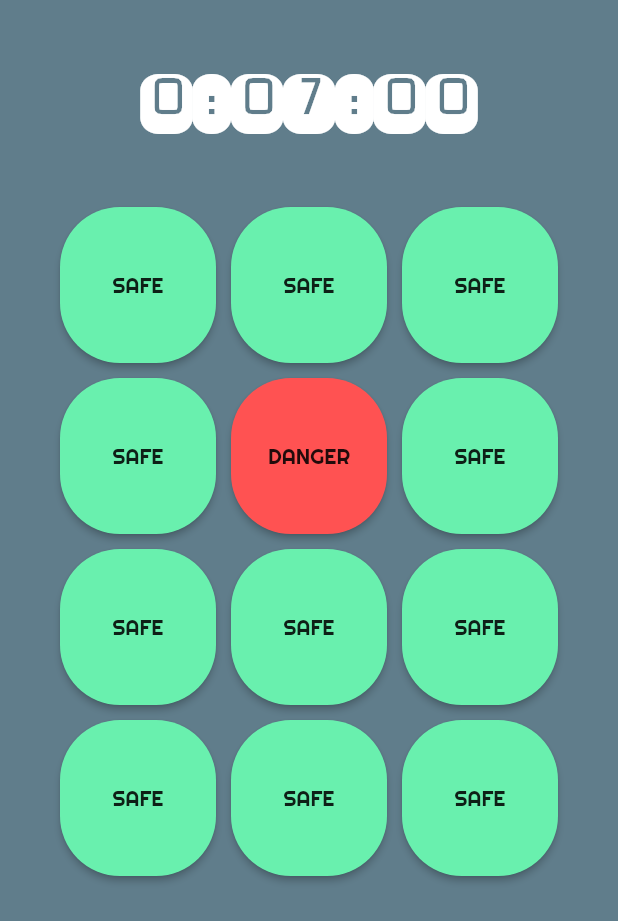
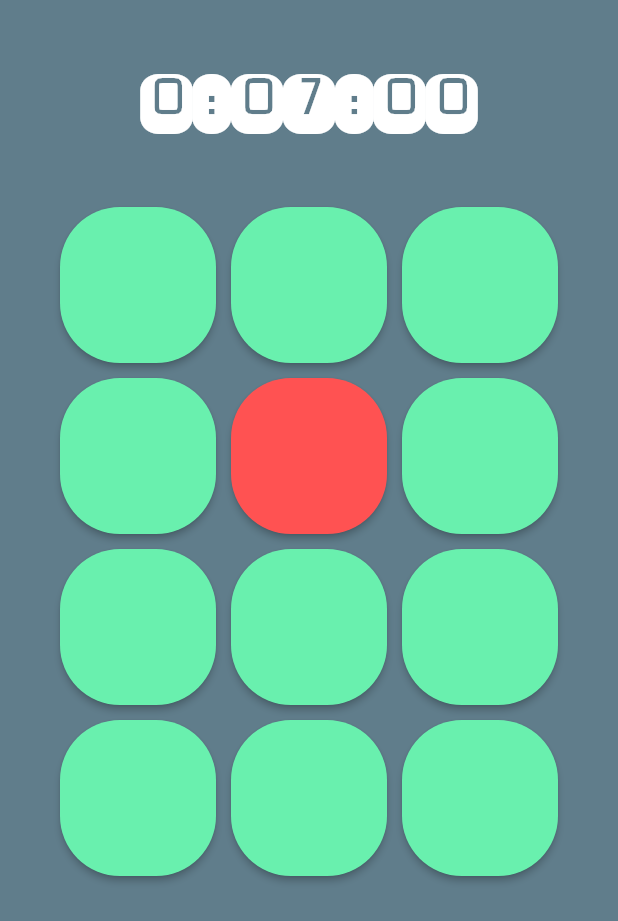
Before and after one commit to Drabants/Manic_Meltdown, a Flutter app: the screen it shows after launch, on a phone screen of 412 x 824 dp. Shown: the top 921 px of the screen. Run offline on Flutter 3.47's test engine with Material 2 defaults, Android fonts, the phone set to English and light mode, and no system bars; our stand-ins replace audioplayers.

Commit message:
Setting master branch up with what I want as the foundation for the game.
To Do:
Front Page
Settings
Pause
Different Game Modes

```diff
--- a/lib/main.dart
+++ b/lib/main.dart
@@ -24,9 +24,10 @@ class MyHomePage extends StatefulWidget {
 
 class _MyHomePageState extends State<MyHomePage> with TickerProviderStateMixin {
 
+
+  List<String> BlipList = ["GreenBlip.wav", "YellowBlip.wav", "RedBlip.wav"];
   List<MeltdownButton> controlBoard = new List<MeltdownButton>();
   List colorList = [Colors.greenAccent, Colors.amberAccent, Colors.redAccent];
-  List textList = ["SAFE", "CAUTION", "DANGER"];
   int timeDifficulty = 0;
   Timer buttonTimer;
   AnimationController controller;
@@ -88,10 +89,9 @@ class _MyHomePageState extends State<MyHomePage> with TickerProviderStateMixin {
   Widget _generateButton(MeltdownButton button) {
     return RaisedButton(
         color: colorList[button.state],
-        child: new Text(textList[button.state]),
         onPressed: () {
           setState(() {
-            player.play("Blip.wav");
+            player.play(BlipList[button.state]);
             button._decreaseState();
           });
         },
--- a/pubspec.yaml
+++ b/pubspec.yaml
@@ -28,6 +28,9 @@ flutter:
 
   assets:
   - assets/Blip.wav
+  - assets/GreenBlip.wav
+  - assets/YellowBlip.wav
+  - assets/RedBlip.wav
   - assets/Explosion.wav
 
 
```
Also changed, not shown: 3 other files.
